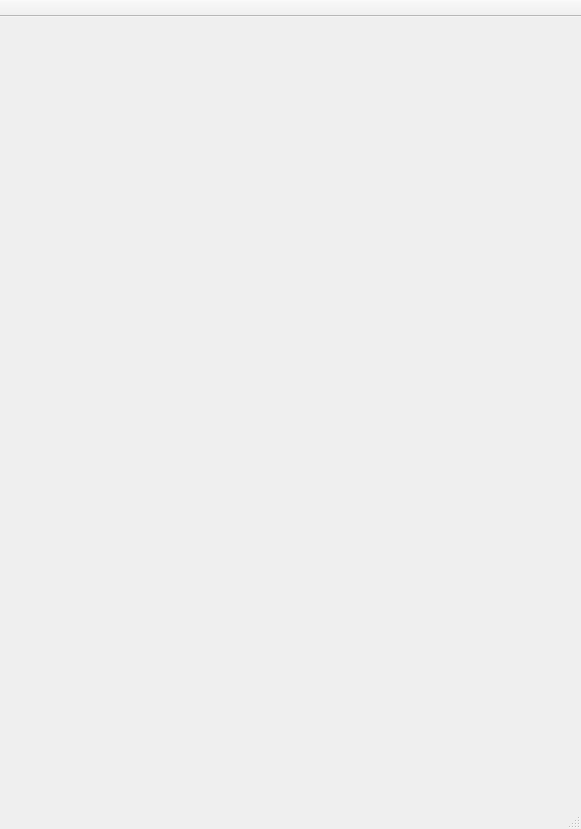
WillsonLee/ShareBooks, file mainwindow.ui: the form before one commit.
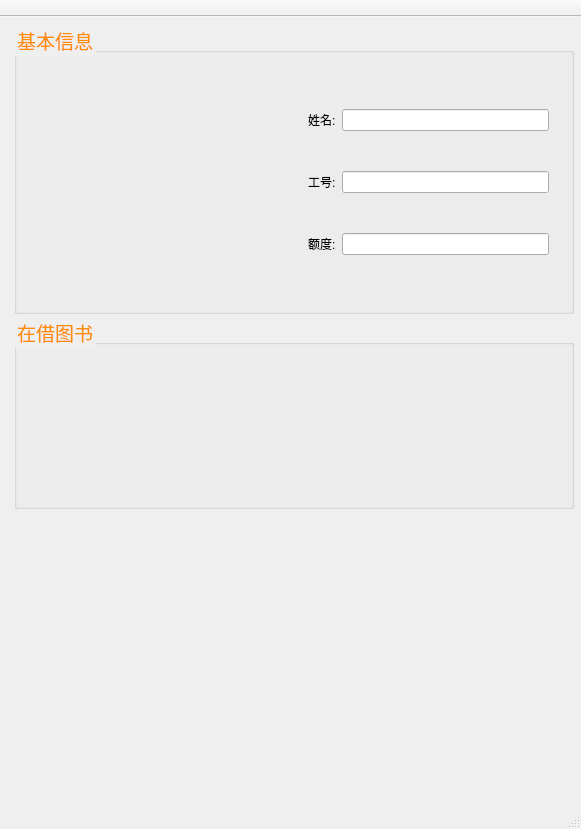
The form after the commit. The open tabs and pages were chosen to show the change. Icons and pictures are not drawn. Custom widgets are drawn as their Qt base class.

Commit message: 更改页面跳转函数;基 本布局了身份信息确认页面;更改了一点task.md

Diff of the .ui file:
```diff
--- a/mainwindow.ui
+++ b/mainwindow.ui
@@ -349,7 +349,130 @@
         </item>
        </layout>
       </widget>
-      <widget class="QWidget" name="id"/>
+      <widget class="QWidget" name="id">
+       <layout class="QVBoxLayout" name="verticalLayout_3" stretch="3,2,3">
+        <property name="spacing">
+         <number>2</number>
+        </property>
+        <property name="leftMargin">
+         <number>3</number>
+        </property>
+        <property name="topMargin">
+         <number>3</number>
+        </property>
+        <property name="rightMargin">
+         <number>3</number>
+        </property>
+        <property name="bottomMargin">
+         <number>3</number>
+        </property>
+        <item>
+         <widget class="QGroupBox" name="basicGroup">
+          <property name="font">
+           <font>
+            <pointsize>14</pointsize>
+           </font>
+          </property>
+          <property name="styleSheet">
+           <string notr="true">QGroupBox{color:#FF8C00;}</string>
+          </property>
+          <property name="title">
+           <string>基本信息</string>
+          </property>
+          <layout class="QHBoxLayout" name="horizontalLayout_5" stretch="1,1">
+           <item>
+            <widget class="QWidget" name="headWidget" native="true">
+             <layout class="QHBoxLayout" name="horizontalLayout_6">
+              <item>
+               <widget class="QLabel" name="headLabel">
+                <property name="text">
+                 <string/>
+                </property>
+               </widget>
+              </item>
+             </layout>
+            </widget>
+           </item>
+           <item>
+            <widget class="QWidget" name="infoWidget" native="true">
+             <layout class="QGridLayout" name="gridLayout_3" rowstretch="1,1,1">
+              <item row="0" column="0">
+               <widget class="QLabel" name="label">
+                <property name="text">
+                 <string>姓名:</string>
+                </property>
+               </widget>
+              </item>
+              <item row="0" column="1">
+               <widget class="QLineEdit" name="nameEdit">
+                <property name="enabled">
+                 <bool>true</bool>
+                </property>
+                <property name="readOnly">
+                 <bool>true</bool>
+                </property>
+               </widget>
+              </item>
+              <item row="1" column="0">
+               <widget class="QLabel" name="label_2">
+                <property name="text">
+                 <string>工号:</string>
+                </property>
+               </widget>
+              </item>
+              <item row="1" column="1">
+               <widget class="QLineEdit" name="idEdit">
+                <property name="enabled">
+                 <bool>true</bool>
+                </property>
+                <property name="readOnly">
+                 <bool>true</bool>
+                </property>
+               </widget>
+              </item>
+              <item row="2" column="0">
+               <widget class="QLabel" name="label_3">
+                <property name="text">
+                 <string>额度:</string>
+                </property>
+               </widget>
+              </item>
+              <item row="2" column="1">
+               <widget class="QLineEdit" name="quotaEdit">
+                <property name="enabled">
+                 <bool>true</bool>
+                </property>
+                <property name="readOnly">
+                 <bool>true</bool>
+                </property>
+               </widget>
+              </item>
+             </layout>
+            </widget>
+           </item>
+          </layout>
+         </widget>
+        </item>
+        <item>
+         <widget class="QGroupBox" name="currentGroup">
+          <property name="font">
+           <font>
+            <pointsize>14</pointsize>
+           </font>
+          </property>
+          <property name="styleSheet">
+           <string notr="true">QGroupBox{color:#FF8C00;}</string>
+          </property>
+          <property name="title">
+           <string>在借图书</string>
+          </property>
+         </widget>
+        </item>
+        <item>
+         <widget class="QWidget" name="buttonGroup" native="true"/>
+        </item>
+       </layout>
+      </widget>
       <widget class="QWidget" name="book"/>
       <widget class="QWidget" name="info"/>
      </widget>
```
Left out of the diff: 2 changed lines with no effect on the pictures. The commit also changes 5 other files.
